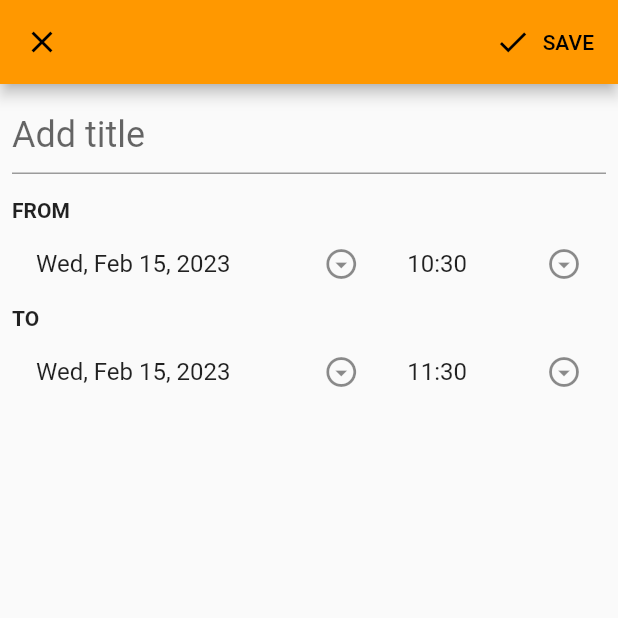
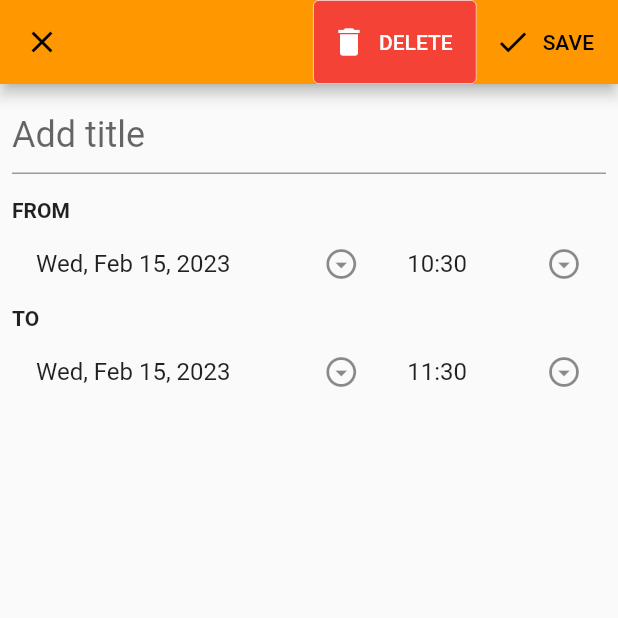
Before and after one commit to Lachezar-Velinov/elsys-fitapp, a Flutter app: the EventEditingScreen screen opened directly, on a phone screen of 412 x 824 dp, the top half of it. Run offline on Flutter 3.47's test engine with Material 2 defaults, Android fonts, the phone set to English and light mode, and no system bars; our stand-ins replace cloud_firestore, firebase_auth, firebase_core, syncfusion_flutter_calendar; accounts and stored records are empty.

Commit message:
Add delete event to firestore.

```diff
--- a/fitapp/lib/screen/event_editing_screen.dart
+++ b/fitapp/lib/screen/event_editing_screen.dart
@@ -71,6 +71,19 @@ class _EventEditingScreenState extends State<EventEditingScreen> {
 
   List<Widget> buildEditingActions() => [
         ElevatedButton.icon(
+          onPressed: deleteForm,
+          icon: const Icon(Icons.delete, color: Colors.white),
+          label: const Text(
+            'DELETE',
+            style: TextStyle(color: Colors.white),
+          ),
+          style: ElevatedButton.styleFrom(
+            side: const BorderSide(width: 0.5, color: Colors.white),
+            backgroundColor: Colors.red,
+            shadowColor: Colors.transparent,
+          ),
+        ),
+        ElevatedButton.icon(
           onPressed: saveForm,
           icon: const Icon(Icons.done),
           label: const Text('SAVE'),
@@ -94,12 +107,12 @@ class _EventEditingScreenState extends State<EventEditingScreen> {
 
   Widget buildDateTimePicker() => Column(
         children: [
-          buildFrom(),
-          buildTo(),
+          buildBeginAt(),
+          buildEndAt(),
         ],
       );
 
-  Widget buildFrom() => buildHeader(
+  Widget buildBeginAt() => buildHeader(
         header: 'FROM',
         child: Row(
           children: [
@@ -121,7 +134,7 @@ class _EventEditingScreenState extends State<EventEditingScreen> {
         ),
       );
 
-  Widget buildTo() => buildHeader(
+  Widget buildEndAt() => buildHeader(
         header: 'TO',
         child: Row(
           children: [
@@ -267,4 +280,14 @@ class _EventEditingScreenState extends State<EventEditingScreen> {
       Navigator.of(context).pop();
     }
   }
+
+  Future deleteForm() async {
+    final isValid = _formKey.currentState!.validate();
+
+    if (isValid) {
+      final fireStoreReference = FirebaseFirestore.instance;
+      fireStoreReference.collection('events').doc(widget.event!.key).delete();
+      Navigator.of(context).pop();
+    }
+  }
 }
```
